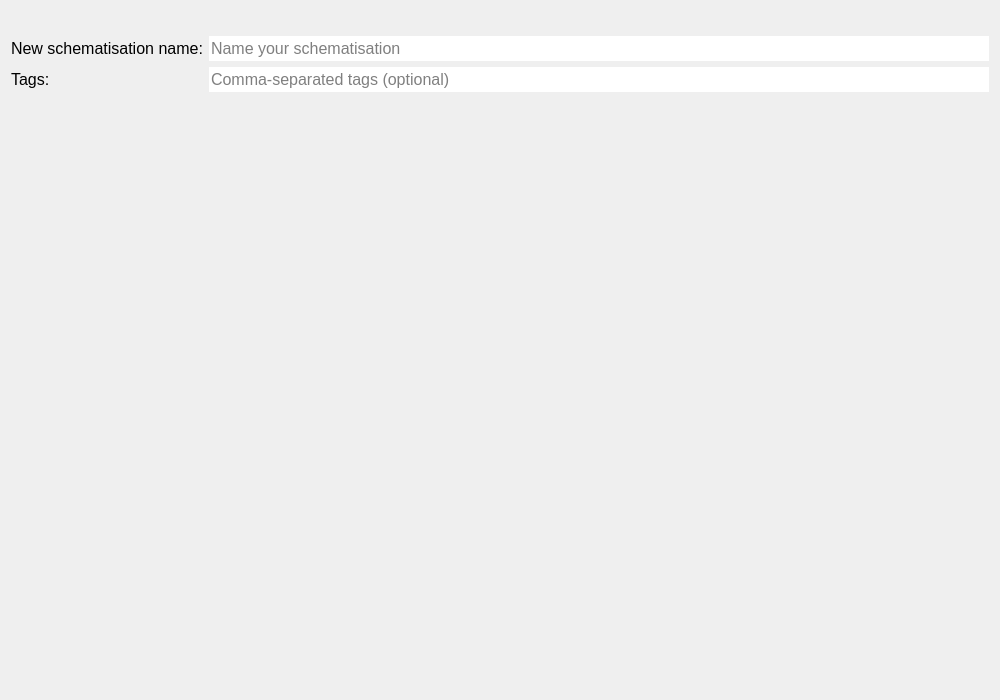
This is threedi_api_qgis_client/ui/new_schematisation_wizard/page_schema_name.ui in nens/threedi-api-qgis-client as Qt 5 draws it before an edit. The edited form follows.
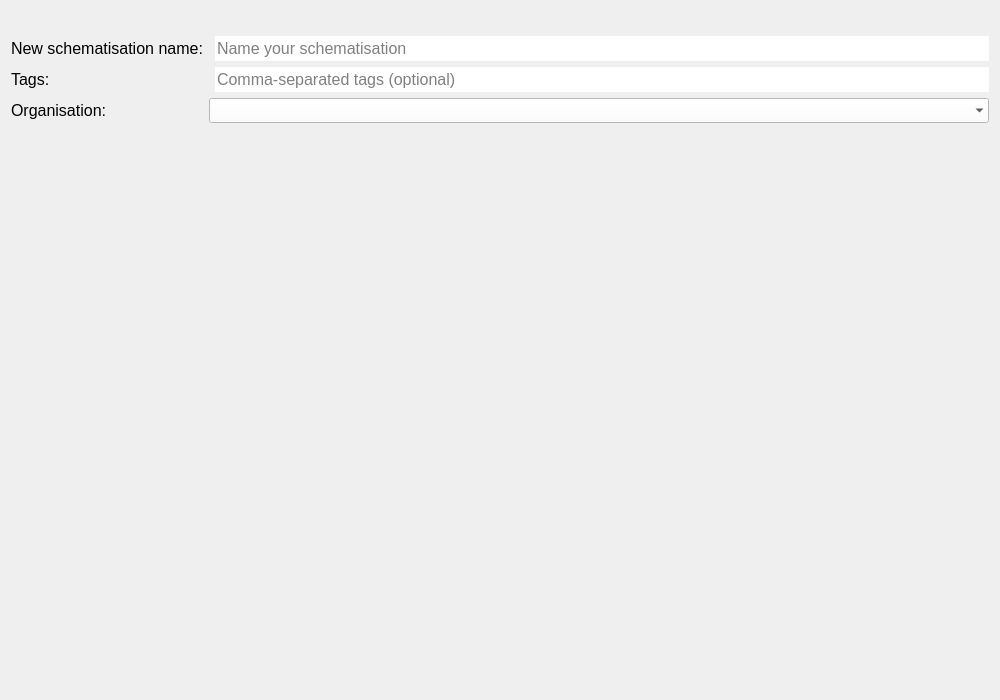
This is the edited form.

Patch:
```diff
--- a/threedi_api_qgis_client/ui/new_schematisation_wizard/page_schema_name.ui
+++ b/threedi_api_qgis_client/ui/new_schematisation_wizard/page_schema_name.ui
@@ -37,23 +37,69 @@
    <bool>true</bool>
   </property>
   <layout class="QGridLayout" name="gridLayout">
-   <item row="1" column="0">
-    <spacer name="verticalSpacer_2">
-     <property name="orientation">
-      <enum>Qt::Vertical</enum>
+   <item row="3" column="0">
+    <widget class="QLabel" name="label_2">
+     <property name="minimumSize">
+      <size>
+       <width>175</width>
+       <height>25</height>
+      </size>
      </property>
-     <property name="sizeType">
-      <enum>QSizePolicy::Fixed</enum>
+     <property name="maximumSize">
+      <size>
+       <width>16777215</width>
+       <height>16777215</height>
+      </size>
      </property>
-     <property name="sizeHint" stdset="0">
+     <property name="font">
+      <font>
+       <family>Segoe UI</family>
+       <pointsize>12</pointsize>
+      </font>
+     </property>
+     <property name="text">
+      <string>Tags:</string>
+     </property>
+    </widget>
+   </item>
+   <item row="3" column="2">
+    <widget class="QLineEdit" name="le_tags">
+     <property name="sizePolicy">
+      <sizepolicy hsizetype="Expanding" vsizetype="Preferred">
+       <horstretch>0</horstretch>
+       <verstretch>0</verstretch>
+      </sizepolicy>
+     </property>
+     <property name="minimumSize">
       <size>
-       <width>20</width>
+       <width>0</width>
        <height>25</height>
       </size>
      </property>
-    </spacer>
+     <property name="maximumSize">
+      <size>
+       <width>16777215</width>
+       <height>16777215</height>
+      </size>
+     </property>
+     <property name="font">
+      <font>
+       <family>Segoe UI</family>
+       <pointsize>12</pointsize>
+      </font>
+     </property>
+     <property name="styleSheet">
+      <string notr="true">QLineEdit {background-color: white;}</string>
+     </property>
+     <property name="frame">
+      <bool>false</bool>
+     </property>
+     <property name="placeholderText">
+      <string>Comma-separated tags (optional)</string>
+     </property>
+    </widget>
    </item>
-   <item row="2" column="1">
+   <item row="2" column="2">
     <widget class="QLineEdit" name="le_schematisation_name">
      <property name="sizePolicy">
       <sizepolicy hsizetype="Expanding" vsizetype="Preferred">
@@ -96,68 +142,6 @@
      </property>
     </widget>
    </item>
-   <item row="3" column="1">
-    <widget class="QLineEdit" name="le_tags">
-     <property name="sizePolicy">
-      <sizepolicy hsizetype="Expanding" vsizetype="Preferred">
-       <horstretch>0</horstretch>
-       <verstretch>0</verstretch>
-      </sizepolicy>
-     </property>
-     <property name="minimumSize">
-      <size>
-       <width>0</width>
-       <height>25</height>
-      </size>
-     </property>
-     <property name="maximumSize">
-      <size>
-       <width>16777215</width>
-       <height>16777215</height>
-      </size>
-     </property>
-     <property name="font">
-      <font>
-       <family>Segoe UI</family>
-       <pointsize>12</pointsize>
-      </font>
-     </property>
-     <property name="styleSheet">
-      <string notr="true">QLineEdit {background-color: white;}</string>
-     </property>
-     <property name="frame">
-      <bool>false</bool>
-     </property>
-     <property name="placeholderText">
-      <string>Comma-separated tags (optional)</string>
-     </property>
-    </widget>
-   </item>
-   <item row="3" column="0">
-    <widget class="QLabel" name="label_2">
-     <property name="minimumSize">
-      <size>
-       <width>175</width>
-       <height>25</height>
-      </size>
-     </property>
-     <property name="maximumSize">
-      <size>
-       <width>16777215</width>
-       <height>16777215</height>
-      </size>
-     </property>
-     <property name="font">
-      <font>
-       <family>Segoe UI</family>
-       <pointsize>12</pointsize>
-      </font>
-     </property>
-     <property name="text">
-      <string>Tags:</string>
-     </property>
-    </widget>
-   </item>
    <item row="2" column="0">
     <widget class="QLabel" name="label">
      <property name="sizePolicy">
@@ -189,10 +173,26 @@
      </property>
     </widget>
    </item>
-   <item row="0" column="0" colspan="2">
+   <item row="1" column="0">
+    <spacer name="verticalSpacer_2">
+     <property name="orientation">
+      <enum>Qt::Vertical</enum>
+     </property>
+     <property name="sizeType">
+      <enum>QSizePolicy::Fixed</enum>
+     </property>
+     <property name="sizeHint" stdset="0">
+      <size>
+       <width>20</width>
+       <height>25</height>
+      </size>
+     </property>
+    </spacer>
+   </item>
+   <item row="0" column="0" colspan="3">
     <layout class="QVBoxLayout" name="svg_lout"/>
    </item>
-   <item row="4" column="0">
+   <item row="5" column="0">
     <spacer name="verticalSpacer">
      <property name="orientation">
       <enum>Qt::Vertical</enum>
@@ -205,6 +205,59 @@
      </property>
     </spacer>
    </item>
+   <item row="4" column="0">
+    <widget class="QLabel" name="label_3">
+     <property name="minimumSize">
+      <size>
+       <width>175</width>
+       <height>25</height>
+      </size>
+     </property>
+     <property name="maximumSize">
+      <size>
+       <width>16777215</width>
+       <height>16777215</height>
+      </size>
+     </property>
+     <property name="font">
+      <font>
+       <family>Segoe UI</family>
+       <pointsize>12</pointsize>
+      </font>
+     </property>
+     <property name="text">
+      <string>Organisation:</string>
+     </property>
+    </widget>
+   </item>
+   <item row="4" column="1" colspan="2">
+    <widget class="QComboBox" name="cbo_organisations">
+     <property name="minimumSize">
+      <size>
+       <width>300</width>
+       <height>25</height>
+      </size>
+     </property>
+     <property name="maximumSize">
+      <size>
+       <width>16777215</width>
+       <height>16777215</height>
+      </size>
+     </property>
+     <property name="font">
+      <font>
+       <family>Segoe UI</family>
+       <pointsize>10</pointsize>
+      </font>
+     </property>
+     <property name="styleSheet">
+      <string notr="true">QComboBox {background-color:white; selection-background-color: lightgray;}</string>
+     </property>
+     <property name="frame">
+      <bool>false</bool>
+     </property>
+    </widget>
+   </item>
   </layout>
  </widget>
  <resources/>
```
